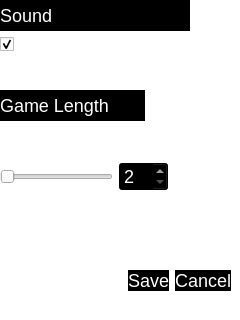
rochford/cutefootball, file settingsFrame.ui: the form before one commit.
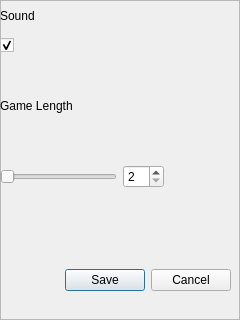
The form after the commit.

The edit to the form file:
```diff
--- a/settingsFrame.ui
+++ b/settingsFrame.ui
@@ -14,35 +14,7 @@
    <string>Frame</string>
   </property>
   <property name="styleSheet">
-   <string notr="true">QFrame { background: transparent; border: none; } 
-
-QPushButton, QCheckbox {
-   border: none; 
-	color: white; 
-	background-color: black; 
-	font: bold large &quot;Rockwell Extra Bold&quot;; 
-	font-size: 18px; 
-}
-
-QPushButton:pressed {
-		color: gold; 
-}
-QPushButton:hover {
-		color: gold; 
-}
-QDialog {
-	color: white; 
-	background-color: &quot;#677B09&quot;; 
-	font: bold large &quot;Rockwell Extra Bold&quot;; 
-	font-size: 18px; 
-}
-
-QSpinBox, QLabel {
-	color: white; 
-	background-color: black; 
-	font: bold large &quot;Rockwell Extra Bold&quot;; 
-	font-size: 18px; 
-}</string>
+   <string notr="true"/>
   </property>
   <property name="frameShape">
    <enum>QFrame::StyledPanel</enum>
@@ -149,7 +121,7 @@
      <x>0</x>
      <y>0</y>
      <width>190</width>
-     <height>52</height>
+     <height>53</height>
     </rect>
    </property>
    <layout class="QVBoxLayout" name="verticalLayout_2">
@@ -164,45 +136,17 @@
      <widget class="QCheckBox" name="checkBox">
       <property name="font">
        <font>
-        <family>Rockwell Extra Bold</family>
-        <pointsize>18</pointsize>
-        <weight>75</weight>
-        <bold>true</bold>
+        <family>MS Shell Dlg 2</family>
+        <pointsize>8</pointsize>
+        <weight>50</weight>
+        <bold>false</bold>
        </font>
       </property>
       <property name="contextMenuPolicy">
        <enum>Qt::NoContextMenu</enum>
       </property>
       <property name="styleSheet">
-       <string notr="true">QFrame { background: transparent; border: none; } 
-
-QPushButton, QCheckbox {
-   border: none; 
-	color: white; 
-	background-color: black; 
-	font: bold large &quot;Rockwell Extra Bold&quot;; 
-	font-size: 18px; 
-}
-
-QPushButton:pressed {
-		color: gold; 
-}
-QPushButton:hover {
-		color: gold; 
-}
-QDialog {
-	color: white; 
-	background-color: &quot;#677B09&quot;; 
-	font: bold large &quot;Rockwell Extra Bold&quot;; 
-	font-size: 18px; 
-}
-
-QSpinBox, QLabel {
-	color: white; 
-	background-color: black; 
-	font: bold large &quot;Rockwell Extra Bold&quot;; 
-	font-size: 18px; 
-}</string>
+       <string notr="true"/>
       </property>
       <property name="text">
        <string/>
```
